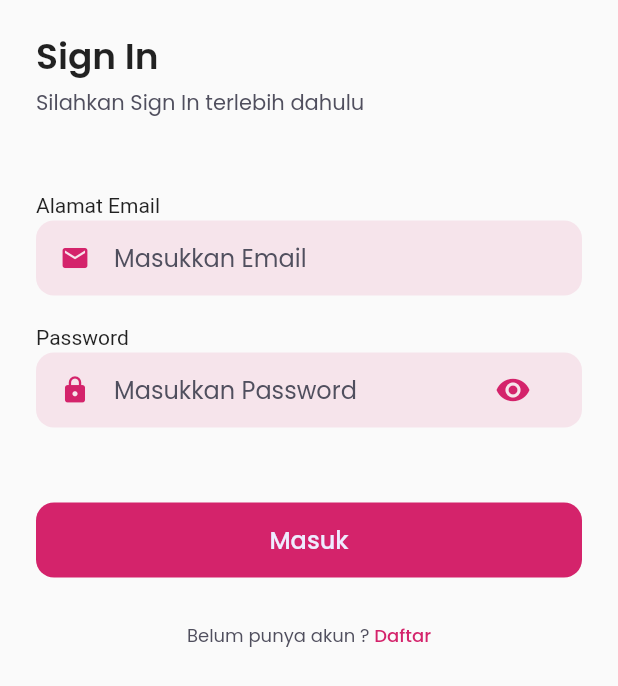
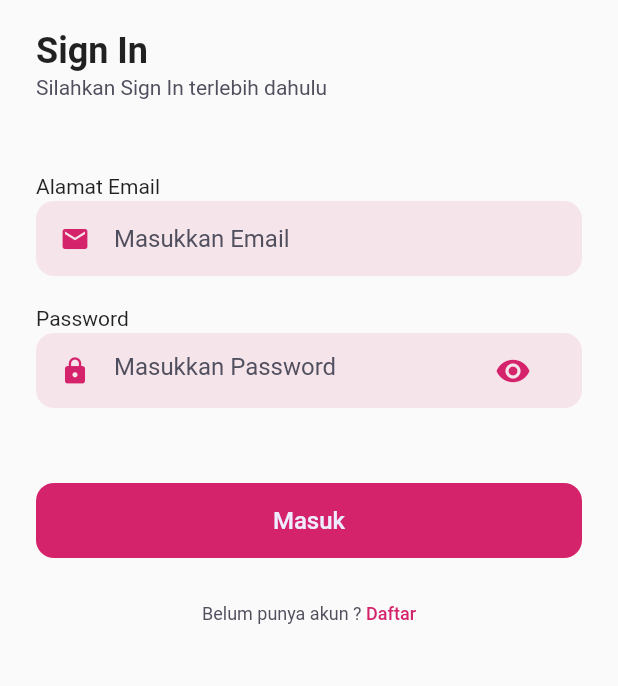
Before and after one commit to yaminmuhammad/pedikia-apps, a Flutter app: the screen it shows after launch, on a phone screen of 412 x 824 dp. Shown: the top 686 px of the screen. Run offline on Flutter 3.47's test engine with Material 2 defaults, Android fonts, the light colour scheme and no system bars; our stand-ins replace carousel_slider, google_fonts.

Commit message:
style: change theme font poppins to roboto

```diff
--- a/lib/pages/home/home_page.dart
+++ b/lib/pages/home/home_page.dart
@@ -28,7 +28,7 @@ class _HomePageState extends State<HomePage> {
           ClipPath(
             clipper: ClipPathClass(),
             child: Container(
-              height: 95,
+              height: 113,
               color: primaryColor,
             ),
           ),
@@ -376,9 +376,9 @@ class ClipPathClass extends CustomClipper<Path> {
   @override
   Path getClip(Size size) {
     var path = Path();
-    path.lineTo(0, size.height - 20);
+    path.lineTo(0, size.height - 40);
     path.quadraticBezierTo(
-        size.width / 2, size.height, size.width, size.height - 20);
+        size.width / 2, size.height, size.width, size.height - 40);
     path.lineTo(size.width, 0);
     path.close();
     return path;
--- a/lib/theme.dart
+++ b/lib/theme.dart
@@ -18,32 +18,32 @@ Color whiteColor = Color.fromARGB(255, 238, 236, 255);
 // Color primaryTextColor = Color(0xffF1F0F2);
 // Color secondaryTextColor = Color(0xff999999);
 
-TextStyle titleTextStyle = GoogleFonts.poppins(
+TextStyle titleTextStyle = GoogleFonts.roboto(
   fontSize: 24,
   fontWeight: semiBold,
 );
 
-TextStyle primaryTextStyle = GoogleFonts.poppins(
+TextStyle primaryTextStyle = GoogleFonts.roboto(
   color: primaryColor,
 );
 
-TextStyle secondaryTextStyle = GoogleFonts.poppins(
+TextStyle secondaryTextStyle = GoogleFonts.roboto(
   color: secondaryColor,
 );
 
-TextStyle subtitleTextStyle = GoogleFonts.poppins(
+TextStyle subtitleTextStyle = GoogleFonts.roboto(
   color: subtitleColor,
 );
 
-TextStyle whiteTextStyle = GoogleFonts.poppins(
+TextStyle whiteTextStyle = GoogleFonts.roboto(
   color: whiteColor,
 );
 
-// TextStyle priceTextStyle = GoogleFonts.poppins(
+// TextStyle priceTextStyle = GoogleFonts.roboto(
 //   color: priceColor,
 // );
 
-// TextStyle purpleTextStyle = GoogleFonts.poppins(
+// TextStyle purpleTextStyle = GoogleFonts.roboto(
 //   color: primaryColor,
 // );
 
```
